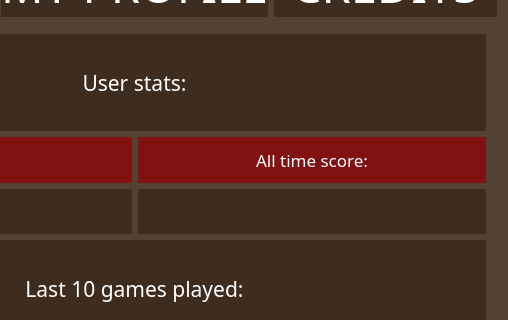
andreicorbu1/Triviador, file TriviadorClient/TriviadorClient/form/MainMenu.ui: the form before one commit; both pictures show x 239 to 747 and y 125 to 445 of the 747 by 629 pixel window.
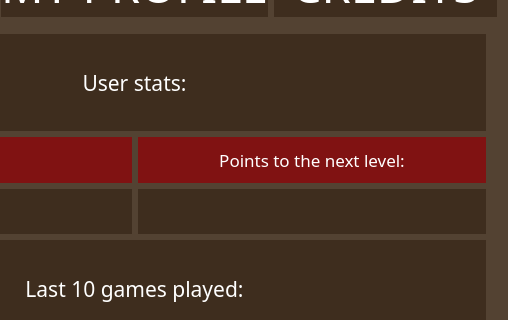
The form after the commit. The open tabs and pages were chosen to show the change. Icons and pictures are not drawn.

Commit message: Added level and experience needed to go to next level

Patch:
```diff
--- a/TriviadorClient/TriviadorClient/form/MainMenu.ui
+++ b/TriviadorClient/TriviadorClient/form/MainMenu.ui
@@ -546,7 +546,7 @@
 </string>
              </property>
              <property name="text">
-              <string>All time score:</string>
+              <string>Points to the next level:</string>
              </property>
              <property name="alignment">
               <set>Qt::AlignCenter</set>
```
Left out of the diff: 2 changed lines with no effect on the pictures. The commit also changes 12 other files.
